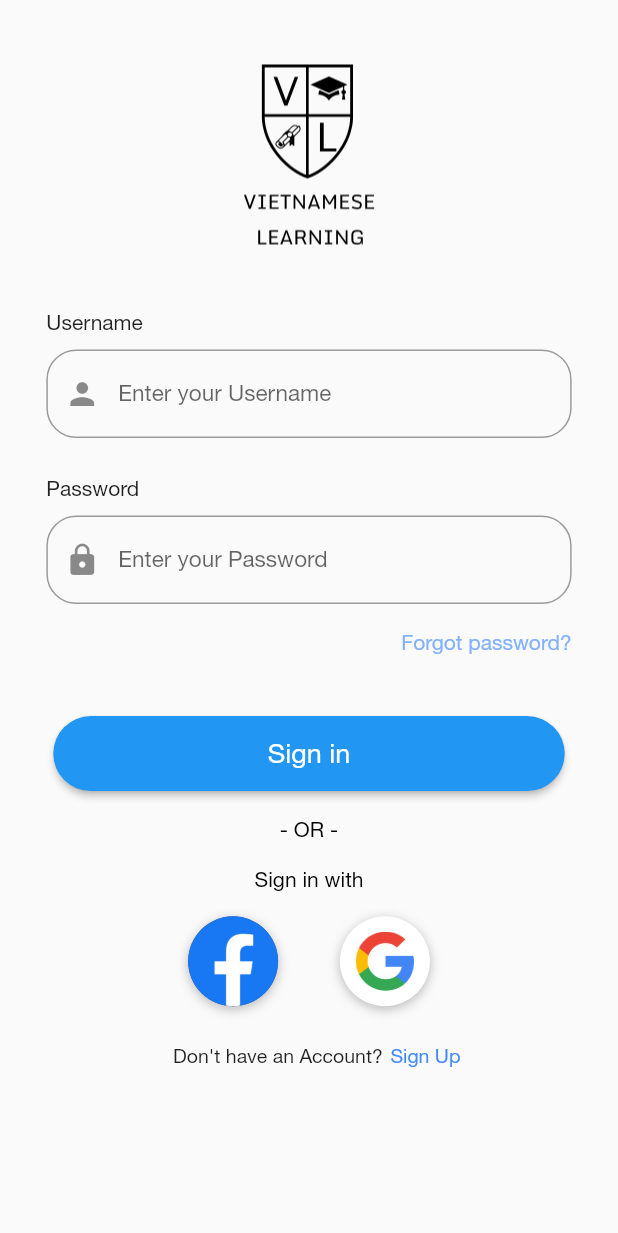
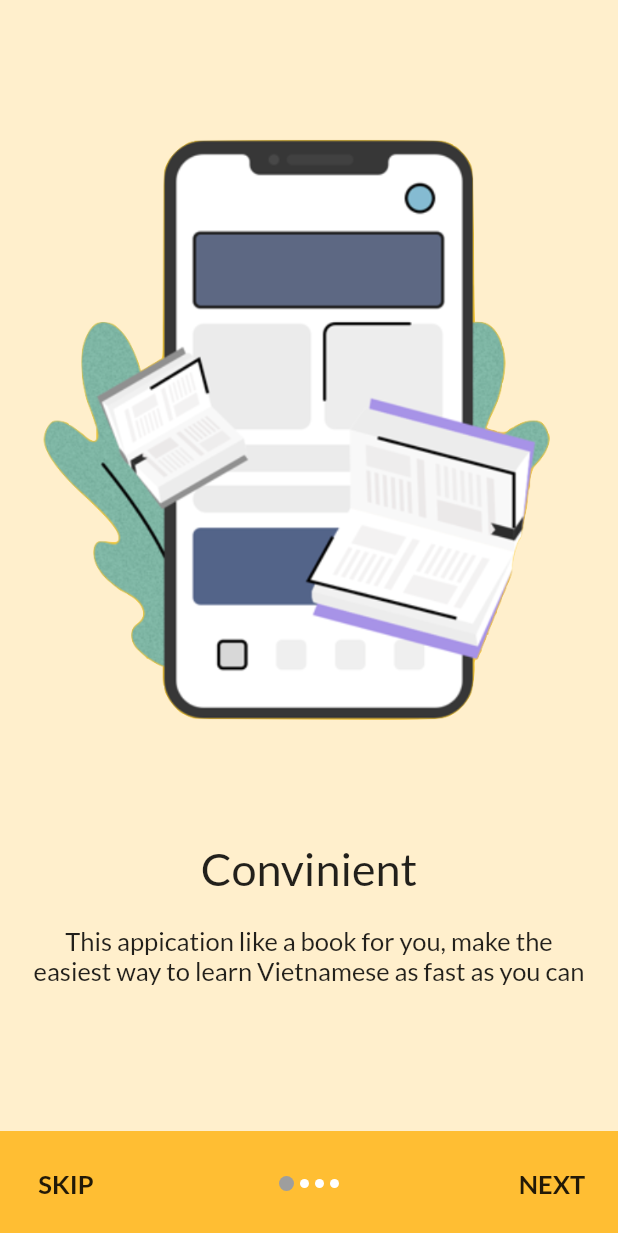
Before and after one commit to nguynduyanh169/vietnamese_learning, a Flutter app: the screen it shows after launch, on a phone screen of 412 x 824 dp. Shown: the top 1233 px of the screen. Run offline on Flutter 3.47's test engine with Material 2 defaults, Android fonts, the phone set to English and light mode, and no system bars; our stand-ins replace avatar_glow, bloc, cool_alert, dio, flip_card, flutter_bloc and 6 more; missing offline and left inert: flutter_colored_progress_indicators, highlight_text; project files that could hold a hidden picture were left out.

Commit message:
baohq redesign vocabulary_result and add get started screen

```diff
--- a/lib/main.dart
+++ b/lib/main.dart
@@ -1,6 +1,7 @@
 import 'package:flutter/material.dart';
 import 'package:flutter/services.dart';
 import 'package:google_fonts/google_fonts.dart';
+import 'package:vietnamese_learning/src/resources/intro_screen.dart';
 import 'package:vietnamese_learning/src/resources/level_screen.dart';
 import 'package:vietnamese_learning/src/resources/login_page.dart';
 import 'package:vietnamese_learning/src/route.dart';
@@ -21,7 +22,7 @@ class MyApp extends StatelessWidget {
         ),
       ),
       debugShowCheckedModeBanner: false,
-      routes: routes
+      routes: routes,
     );
   }
 }
--- a/lib/src/resources/home_screen.dart
+++ b/lib/src/resources/home_screen.dart
@@ -99,7 +99,7 @@ class _HomeScreenState extends State<HomeScreen> {
         ),
       ),
       Padding(
-        padding: const EdgeInsets.symmetric(horizontal: 20, vertical: 20),
+        padding: const EdgeInsets.symmetric(horizontal: 20, vertical: 24),
         child: Column(
           crossAxisAlignment: CrossAxisAlignment.start,
           children: <Widget>[
--- /dev/null
+++ b/lib/src/resources/intro_screen.dart
@@ -0,0 +1,183 @@
+import 'dart:io';
+
+import 'package:flutter/material.dart';
+import 'package:vietnamese_learning/src/resources/login_page.dart';
+import 'package:vietnamese_learning/src/widgets/slide_model.dart';
+
+class IntroScreen extends StatefulWidget {
+  @override
+  _IntroScreenState createState() => _IntroScreenState();
+}
+
+class _IntroScreenState extends State<IntroScreen> {
+  List<SliderModel> mySLides = new List<SliderModel>();
+  int slideIndex = 0;
+  PageController controller;
+
+  Widget _buildPageIndicator(bool isCurrentPage) {
+    return Container(
+      margin: EdgeInsets.symmetric(horizontal: 2.0),
+      height: isCurrentPage ? 10.0 : 6.0,
+      width: isCurrentPage ? 10.0 : 6.0,
+      decoration: BoxDecoration(
+        color: isCurrentPage ? Colors.grey : Colors.white,
+        borderRadius: BorderRadius.circular(12),
+      ),
+    );
+  }
+
+  @override
+  void initState() {
+    // TODO: implement initState
+    super.initState();
+    mySLides = getSlides();
+    controller = new PageController();
+  }
+
+  @override
+  Widget build(BuildContext context) {
+    return Container(
+      child: Scaffold(
+        backgroundColor: Color.fromRGBO(255, 239, 204, 1),
+        body: Container(
+          height: MediaQuery.of(context).size.height - 100,
+          child: PageView(
+            controller: controller,
+            onPageChanged: (index) {
+              setState(() {
+                slideIndex = index;
+              });
+            },
+            children: <Widget>[
+              SlideTile(
+                imagePath: mySLides[0].getImageAssetPath(),
+                title: mySLides[0].getTitle(),
+                desc: mySLides[0].getDesc(),
+              ),
+              SlideTile(
+                imagePath: mySLides[1].getImageAssetPath(),
+                title: mySLides[1].getTitle(),
+                desc: mySLides[1].getDesc(),
+              ),
+              SlideTile(
+                imagePath: mySLides[2].getImageAssetPath(),
+                title: mySLides[2].getTitle(),
+                desc: mySLides[2].getDesc(),
+              ),
+              SlideTile(
+                imagePath: mySLides[3].getImageAssetPath(),
+                title: mySLides[3].getTitle(),
+                desc: mySLides[3].getDesc(),
+              )
+            ],
+          ),
+        ),
+        bottomSheet: slideIndex != 3
+            ? Container(
+                height: 70,
+                decoration:
+                    BoxDecoration(color: Color.fromRGBO(255, 190, 51, 10)),
+                child: Row(
+                  mainAxisAlignment: MainAxisAlignment.spaceBetween,
+                  children: <Widget>[
+                    FlatButton(
+                      onPressed: () {
+                        controller.animateToPage(3,
+                            duration: Duration(milliseconds: 400),
+                            curve: Curves.linear);
+                      },
+                      splashColor: Colors.blue[50],
+                      child: Text(
+                        "SKIP",
+                        style: TextStyle(
+                            color: Colors.grey[30],
+                            fontWeight: FontWeight.w600,
+                            fontSize: 17),
+                      ),
+                    ),
+                    Container(
+                      child: Row(
+                        children: [
+                          for (int i = 0; i < 4; i++)
+                            i == slideIndex
+                                ? _buildPageIndicator(true)
+                                : _buildPageIndicator(false),
+                        ],
+                      ),
+                    ),
+                    FlatButton(
+                      onPressed: () {
+                        print("this is slideIndex: $slideIndex");
+                        controller.animateToPage(slideIndex + 1,
+                            duration: Duration(milliseconds: 500),
+                            curve: Curves.linear);
+                      },
+                      splashColor: Colors.blue[50],
+                      child: Text(
+                        "NEXT",
+                        style: TextStyle(
+                            color: Colors.grey[30],
+                            fontWeight: FontWeight.w600,
+                            fontSize: 17),
+                      ),
+                    ),
+                  ],
+                ),
+              )
+            : InkWell(
+                onTap: () {
+                  Navigator.push(context,
+                      MaterialPageRoute(builder: (context) => LoginPage()));
+                },
+                child: Container(
+                  height: Platform.isIOS ? 70 : 60,
+                  color: Color.fromRGBO(255, 190, 51, 10),
+                  alignment: Alignment.center,
+                  child: Text(
+                    "GET STARTED NOW",
+                    style: TextStyle(
+                      color: Colors.grey[30],
+                      fontWeight: FontWeight.w600,
+                      fontSize: 20,
+                    ),
+                  ),
+                ),
+              ),
+      ),
+    );
+  }
+}
+
+class SlideTile extends StatelessWidget {
+  String imagePath, title, desc;
+
+  SlideTile({this.imagePath, this.title, this.desc});
+
+  @override
+  Widget build(BuildContext context) {
+    return Container(
+      padding: EdgeInsets.symmetric(horizontal: 20),
+      alignment: Alignment.center,
+      child: Column(
+        mainAxisAlignment: MainAxisAlignment.center,
+        children: <Widget>[
+          Image.asset(imagePath),
+          SizedBox(
+            height: 40,
+          ),
+          Text(
+            title,
+            textAlign: TextAlign.center,
+            style: TextStyle(fontWeight: FontWeight.w500, fontSize: 30),
+          ),
+          SizedBox(
+            height: 20,
+          ),
+          Text(desc,
+              textAlign: TextAlign.center,
+              style: TextStyle(fontWeight: FontWeight.w500, fontSize: 17))
+        ],
+      ),
+    );
+  }
+}
--- a/lib/src/route.dart
+++ b/lib/src/route.dart
@@ -1,5 +1,6 @@
 import 'package:flutter/cupertino.dart';
 import 'package:vietnamese_learning/src/resources/home_page.dart';
+import 'package:vietnamese_learning/src/resources/intro_screen.dart';
 import 'package:vietnamese_learning/src/resources/level_screen.dart';
 import 'package:vietnamese_learning/src/resources/login_page.dart';
 
@@ -7,5 +8,5 @@ final routes = {
   '/login': (BuildContext context) => new LoginPage(),
   '/home': (BuildContext context) => new HomePage(),
   '/level': (BuildContext context) => new LevelScreen(),
-  '/': (BuildContext context) => new LoginPage(),
+  '/': (BuildContext context) => new IntroScreen(),
 };
--- /dev/null
+++ b/lib/src/widgets/slide_model.dart
@@ -0,0 +1,76 @@
+import 'package:flutter/material.dart';
+
+class SliderModel {
+  String imageAssetPath;
+  String title;
+  String desc;
+
+  SliderModel({this.imageAssetPath, this.title, this.desc});
+
+  void setImageAssetPath(String getImageAssetPath) {
+    imageAssetPath = getImageAssetPath;
+  }
+
+  void setTitle(String getTitle) {
+    title = getTitle;
+  }
+
+  void setDesc(String getDesc) {
+    desc = getDesc;
+  }
+
+  String getImageAssetPath() {
+    return imageAssetPath;
+  }
+
+  String getTitle() {
+    return title;
+  }
+
+  String getDesc() {
+    return desc;
+  }
+}
+
+List<SliderModel> getSlides() {
+  List<SliderModel> slides = new List<SliderModel>();
+  SliderModel sliderModel = new SliderModel();
+
+  //1
+  sliderModel.setDesc(
+      "This appication like a book for you, make the easiest way to learn Vietnamese as fast as you can");
+  sliderModel.setTitle("Convinient");
+  sliderModel.setImageAssetPath("assets/images/splashscreen1.png");
+  slides.add(sliderModel);
+
+  sliderModel = new SliderModel();
+
+  //2
+  sliderModel.setDesc(
+      "Our application have plenty of function that make your study more effective");
+  sliderModel.setTitle("Multifunction");
+  sliderModel.setImageAssetPath("assets/images/splashscreen2.png");
+  slides.add(sliderModel);
+
+  sliderModel = new SliderModel();
+
+  //3
+  sliderModel.setDesc(
+      "We base on standar curriculum to make a quality lesson and make a best practice for your study");
+  sliderModel.setTitle("Standar Curriculum");
+  sliderModel.setImageAssetPath("assets/images/splashscreen3.png");
+  slides.add(sliderModel);
+
+  sliderModel = new SliderModel();
+
+  //4
+  sliderModel.setDesc(
+      "Make yourself best practice in Vietnamese, and we hope you get a best result");
+  sliderModel.setTitle("Explore");
+  sliderModel.setImageAssetPath("assets/images/splashscreen4.png");
+  slides.add(sliderModel);
+
+  sliderModel = new SliderModel();
+
+  return slides;
+}
--- a/pubspec.yaml
+++ b/pubspec.yaml
@@ -85,6 +85,10 @@ flutter:
      - assets/images/signupbackground.png
      - assets/images/matchinggame.png
      - assets/images/matchingcard.png
+     - assets/images/splashscreen1.png
+     - assets/images/splashscreen2.png
+     - assets/images/splashscreen3.png
+     - assets/images/splashscreen4.png
   fonts:
     - family: Helvetica
       fonts:
```
Also changed, not shown: lib/src/resources/vocabulary_screen.dart (+24 -58 lines), lib/src/widgets/quiz_result.dart (+38 -13 lines), lib/src/widgets/vocabulary_result.dart (added, +137 -0 lines), assets/images/splashscreen1.png (added), assets/images/splashscreen2.png (added), assets/images/splashscreen3.png (added), assets/images/splashscreen4.png (added), 9 other files.
